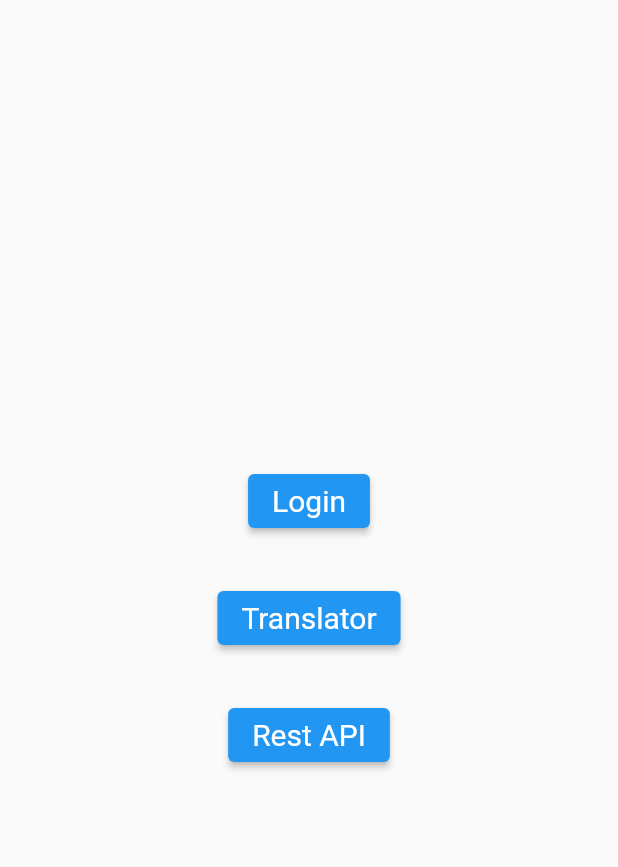
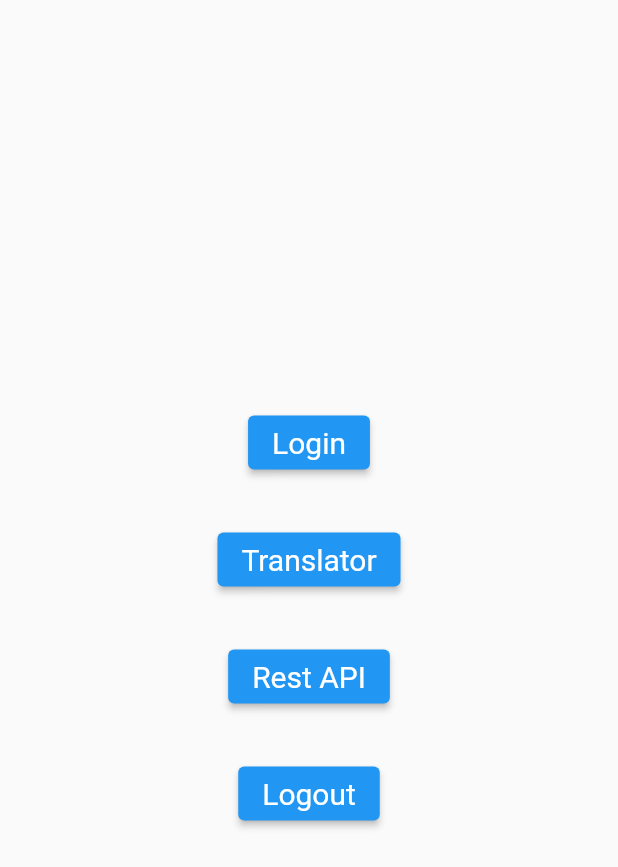
Before and after one commit to kishansh31/maveric_flutter_poc, a Flutter app: the HomePage widget shown alone on an empty page, opened directly, on a phone screen of 412 x 824 dp. Shown: the top 867 px of the screen. Run offline on Flutter 3.47's test engine with Material 2 defaults, Android fonts, the phone set to English and light mode, and no system bars; our stand-ins replace firebase_auth, firebase_core, get, sizer; accounts and stored records are empty; network calls fail.

Commit message:
adding signout option in home and flutter_clean_architecture dependency in pubspec.yaml

```diff
--- a/lib/app/pages/home/home_screen.dart
+++ b/lib/app/pages/home/home_screen.dart
@@ -1,3 +1,4 @@
+import 'package:firebase_auth/firebase_auth.dart';
 import 'package:flutter/material.dart';
 import 'package:get/get.dart';
 import 'package:maveric_flutter_poc/app/pages/login/login_view.dart';
@@ -12,6 +13,7 @@ class HomeScreen extends StatefulWidget {
 
 class _HomeScreenState extends State<HomeScreen> {
   static const String _title = 'Home Page';
+  FirebaseAuth auth = FirebaseAuth.instance;
 
   @override
   Widget build(BuildContext context) {
@@ -28,7 +30,6 @@ class _HomeScreenState extends State<HomeScreen> {
 class HomePage extends StatefulWidget {
   const HomePage({Key key}) : super(key: key);
 
-
   @override
   State<HomePage> createState() => _HomePageState();
 }
@@ -37,14 +38,14 @@ class _HomePageState extends State<HomePage> {
   @override
   Widget build(BuildContext context) {
     final ButtonStyle style =
-    ElevatedButton.styleFrom(textStyle: const TextStyle(fontSize: 20));
+        ElevatedButton.styleFrom(textStyle: const TextStyle(fontSize: 20));
     return Center(
       child: Column(
         mainAxisSize: MainAxisSize.min,
         children: <Widget>[
           ElevatedButton(
             style: style,
-            onPressed:() {
+            onPressed: () {
               Get.to(() => LoginView());
             },
             child: const Text('Login'),
@@ -65,6 +66,18 @@ class _HomePageState extends State<HomePage> {
             },
             child: const Text('Rest API'),
           ),
+          const SizedBox(height: 30),
+          ElevatedButton(
+            style: style,
+            onPressed: () {
+              Future<void> _signOut() async {
+                await FirebaseAuth.instance.signOut();
+              }
+              _signOut();
+              Get.offAll(()=> LoginView());
+            },
+            child: const Text('Logout'),
+          ),
         ],
       ),
     );
--- a/lib/app/pages/login/login_controller.dart
+++ b/lib/app/pages/login/login_controller.dart
@@ -1,5 +1,5 @@
 import 'package:firebase_auth/firebase_auth.dart';
-import 'package:flutter/material.dart';
+import 'package:flutter/cupertino.dart';
 import 'package:get/get.dart';
 import 'package:maveric_flutter_poc/app/pages/home/home_screen.dart';
 
@@ -10,7 +10,7 @@ class LoginController extends GetxController {
   var isLoading = false.obs;
   var isOtpSend = false.obs;
 
-  FirebaseAuth _auth = FirebaseAuth.instance;
+  final FirebaseAuth _auth = FirebaseAuth.instance;
 
   String verificationId;
 
--- a/lib/main.dart
+++ b/lib/main.dart
@@ -31,7 +31,6 @@ class MyApp extends StatelessWidget {
         debugShowCheckedModeBanner: false,
         // home: const InitializerWidget());
         home: SplashView());
-        //home: const HomeScreen());
   }
 }
 
--- a/pubspec.yaml
+++ b/pubspec.yaml
@@ -44,6 +44,7 @@ dependencies:
   firebase_core: ^1.17.1
   easy_localization: ^3.0.1
   provider: ^6.0.3
+  flutter_clean_architecture: ^5.0.2
 dev_dependencies:
   flutter_test:
     sdk: flutter
```
Also changed, not shown: pubspec.lock.
